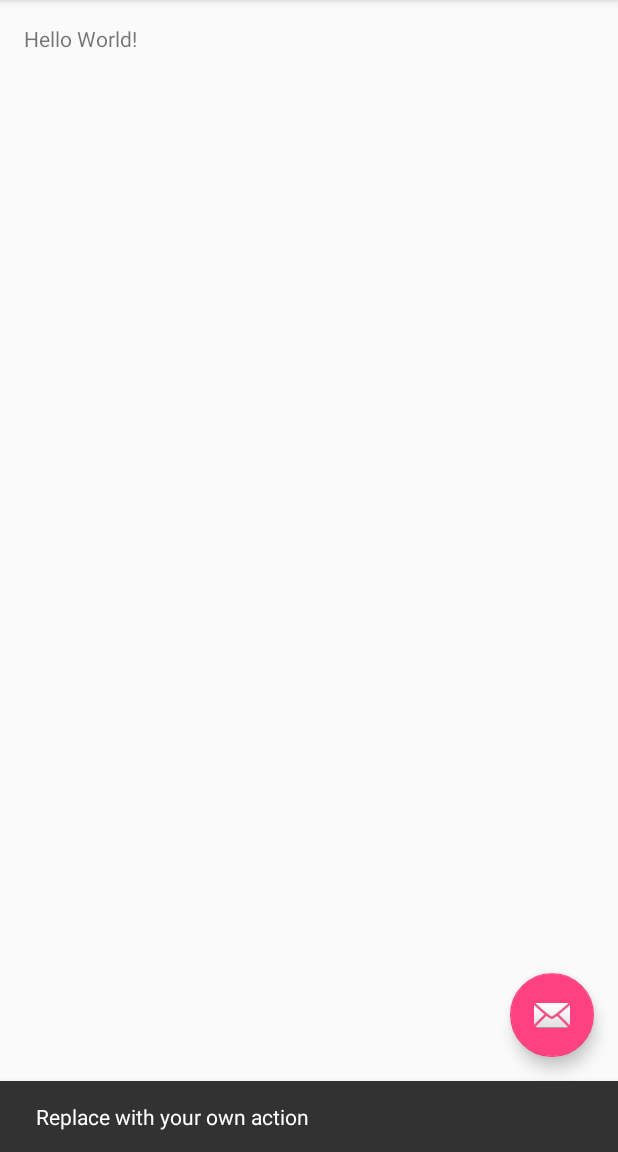
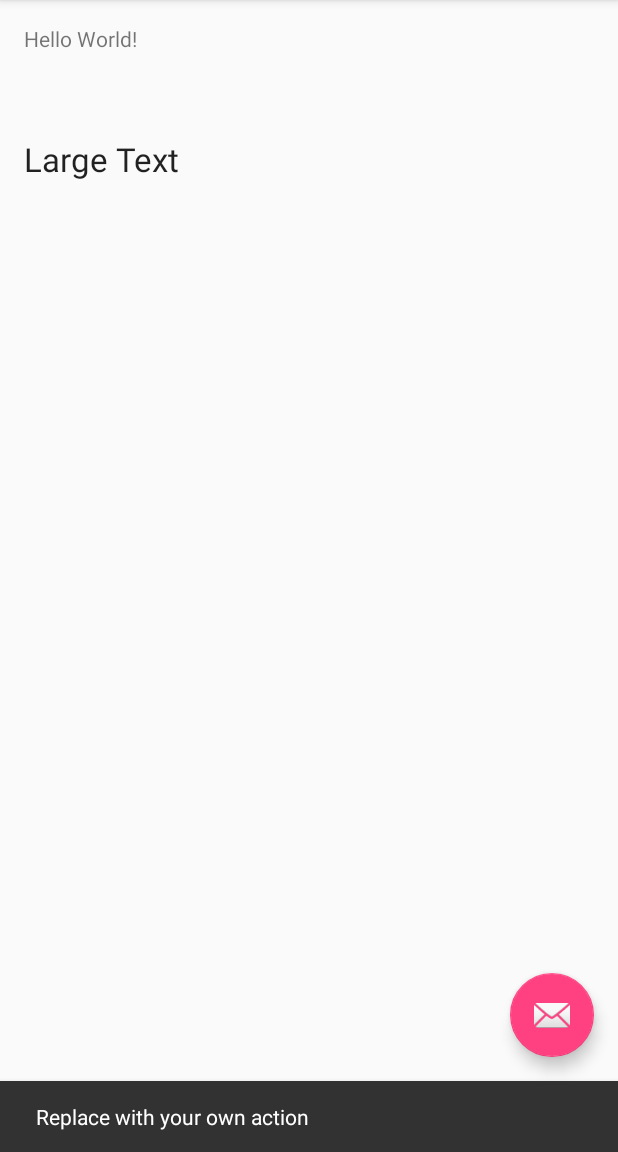
Before and after one commit to DamianNowakk/pamietaj-wyrzuc.to, an Android app: the screen it shows after launch (MainActivity), after a tap on an icon or button, on a phone screen of 412 x 824 dp, the part 84-1236 px from its top. Run offline under Robolectric (Android 15) with nearby library versions, the phone set to English and light mode, and no system bars.

Commit message:
Nowy tekst

```diff
--- a/app/src/main/res/layout/content_main.xml
+++ b/app/src/main/res/layout/content_main.xml
@@ -15,5 +15,17 @@
     <TextView
         android:layout_width="wrap_content"
         android:layout_height="wrap_content"
-        android:text="Hello World!" />
+        android:text="Hello World!"
+        android:id="@+id/textView2" />
+
+    <TextView
+        android:layout_width="wrap_content"
+        android:layout_height="wrap_content"
+        android:textAppearance="?android:attr/textAppearanceLarge"
+        android:text="Large Text"
+        android:id="@+id/textView"
+        android:layout_below="@+id/textView2"
+        android:layout_alignParentLeft="true"
+        android:layout_alignParentStart="true"
+        android:layout_marginTop="56dp" />
 </RelativeLayout>
```
